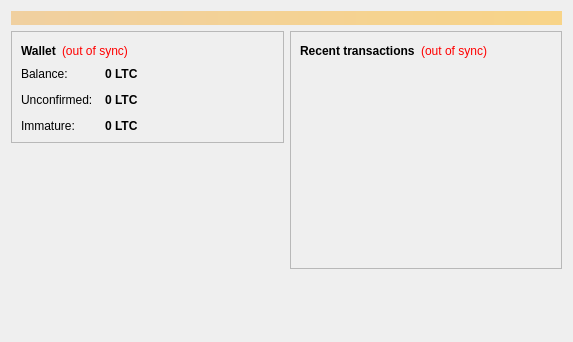
topdzek/litetest, file src/qt/forms/overviewpage.ui: the form before one commit.
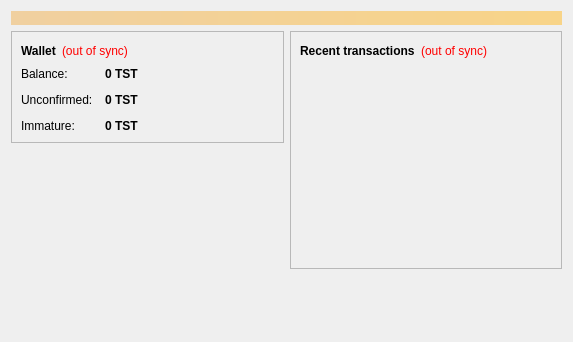
The form after the commit.

Patch:
```diff
--- a/src/qt/forms/overviewpage.ui
+++ b/src/qt/forms/overviewpage.ui
@@ -122,7 +122,7 @@
                <string>Your current balance</string>
               </property>
               <property name="text">
-               <string notr="true">0 LTC</string>
+               <string notr="true">0 TST</string>
               </property>
               <property name="textInteractionFlags">
                <set>Qt::LinksAccessibleByMouse|Qt::TextSelectableByKeyboard|Qt::TextSelectableByMouse</set>
@@ -151,7 +151,7 @@
                <string>Total of transactions that have yet to be confirmed, and do not yet count toward the current balance</string>
               </property>
               <property name="text">
-               <string notr="true">0 LTC</string>
+               <string notr="true">0 TST</string>
               </property>
               <property name="textInteractionFlags">
                <set>Qt::LinksAccessibleByMouse|Qt::TextSelectableByKeyboard|Qt::TextSelectableByMouse</set>
@@ -177,7 +177,7 @@
                <string>Mined balance that has not yet matured</string>
               </property>
               <property name="text">
-               <string notr="true">0 LTC</string>
+               <string notr="true">0 TST</string>
               </property>
               <property name="textInteractionFlags">
                <set>Qt::LinksAccessibleByMouse|Qt::TextSelectableByKeyboard|Qt::TextSelectableByMouse</set>
```
Left out of the diff: 4 changed lines with no effect on the pictures.
